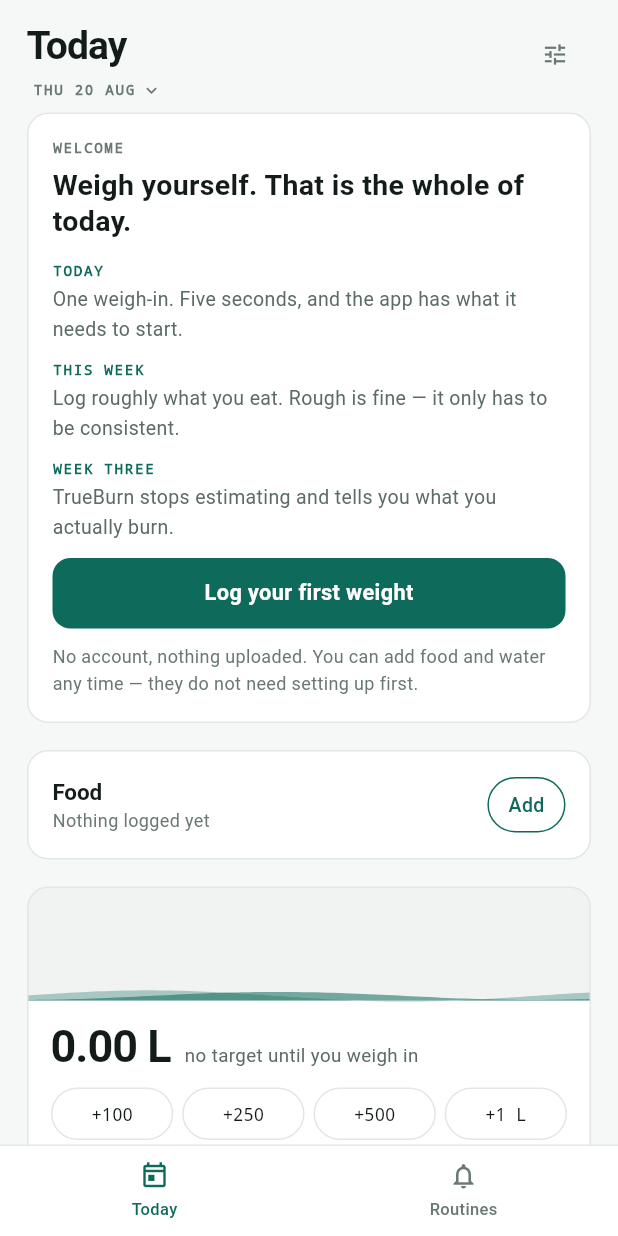
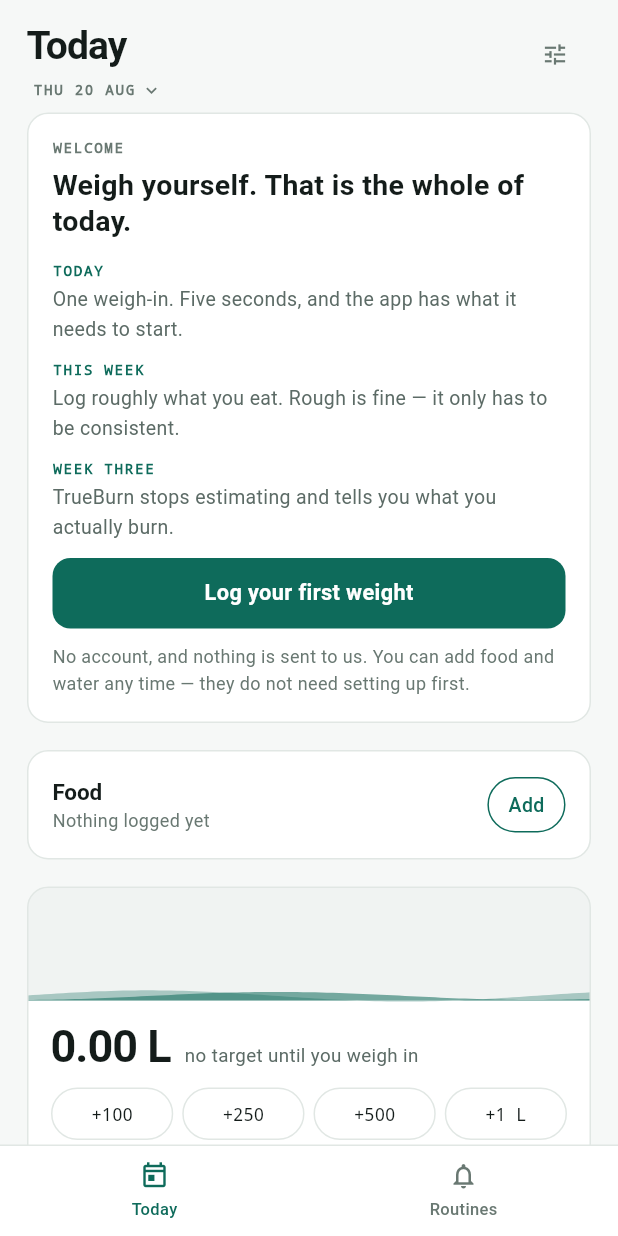
Before and after one commit to sanket-naik/TrueBurn, a Flutter app: the screen it shows after launch, after a tap on "Skip", on a phone screen of 412 x 824 dp. Run offline on Flutter 3.47's test engine with Material 3 defaults, Android fonts, the phone set to English and light mode, and no system bars; our stand-ins replace flutter_local_notifications, flutter_timezone, shared_preferences, timezone.

Commit message:
update privacy

```diff
--- a/mobile/lib/screens/today.dart
+++ b/mobile/lib/screens/today.dart
@@ -116,8 +116,8 @@ class _TodayScreenState extends State<TodayScreen> {
                 onTap: () => showWeighSheet(context, s).then((_) => setState(() {}))),
             const SizedBox(height: 10),
             Text(
-              'No account, nothing uploaded. You can add food and water any time — they do '
-              'not need setting up first.',
+              'No account, and nothing is sent to us. You can add food and water any '
+              'time — they do not need setting up first.',
               style: sans(c, size: 12, color: c.ink3),
             ),
           ]),
--- a/mobile/lib/sheets/sheets.dart
+++ b/mobile/lib/sheets/sheets.dart
@@ -1358,8 +1358,9 @@ class _SettingsSheetState extends State<_SettingsSheet> {
           _group(
             c,
             'Your data',
-            'Everything stays on this phone. There is no account, nothing is '
-                'uploaded, and nothing leaves the device.',
+            'There is no account and no server of ours — nothing is sent to us. Android '
+                "includes it in your own Google Drive backup, so a new phone keeps your "
+                'history. You can turn that off in Android Settings › Google › Backup.',
             [SecondaryButton('Delete all data', onTap: _confirmErase)],
           ),
         ],
```
Also changed, not shown: 1 other file.
